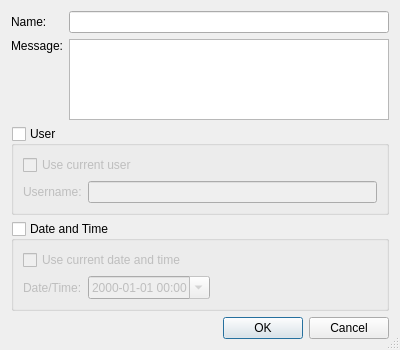
testmana2/test, file Plugins/VcsPlugins/vcsMercurial/QueuesExtension/HgQueuesNewPatchDialog.ui: the form before one commit.
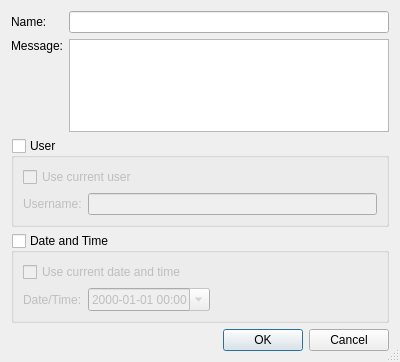
The form after the commit.

Commit message: Fixed a missing signal-slot-connection.

Patch:
```diff
--- a/Plugins/VcsPlugins/vcsMercurial/QueuesExtension/HgQueuesNewPatchDialog.ui
+++ b/Plugins/VcsPlugins/vcsMercurial/QueuesExtension/HgQueuesNewPatchDialog.ui
@@ -7,7 +7,7 @@
     <x>0</x>
     <y>0</y>
     <width>400</width>
-    <height>350</height>
+    <height>362</height>
    </rect>
   </property>
   <property name="windowTitle">
```
Left out of the diff: 20 changed lines with no effect on the pictures.
